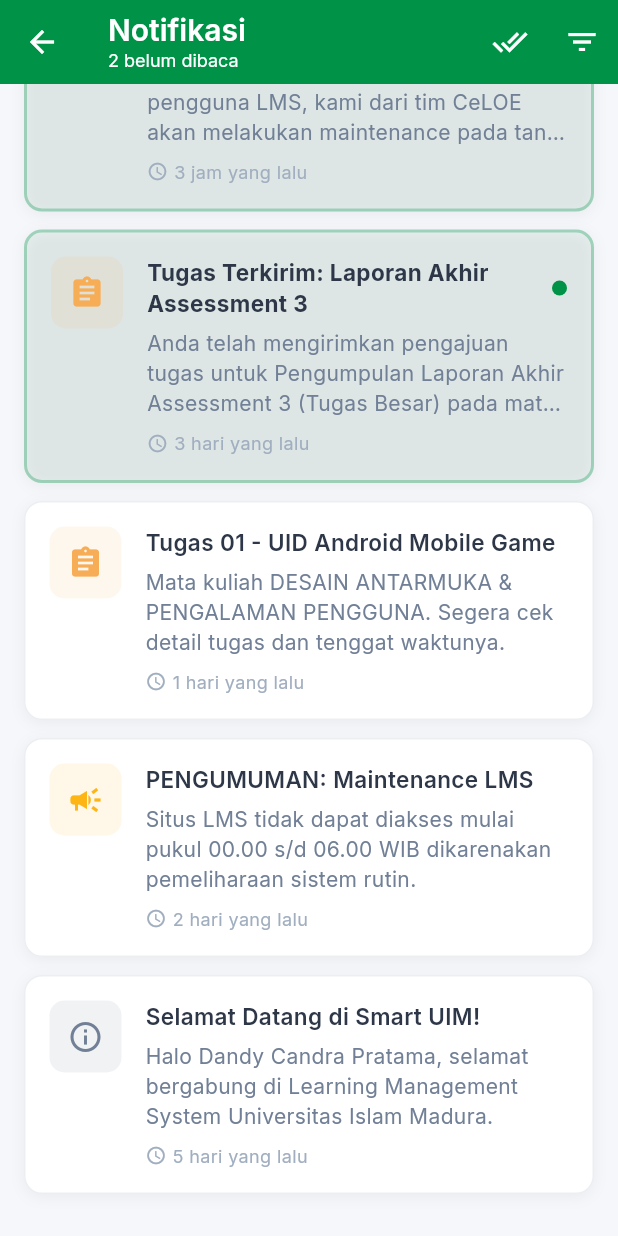
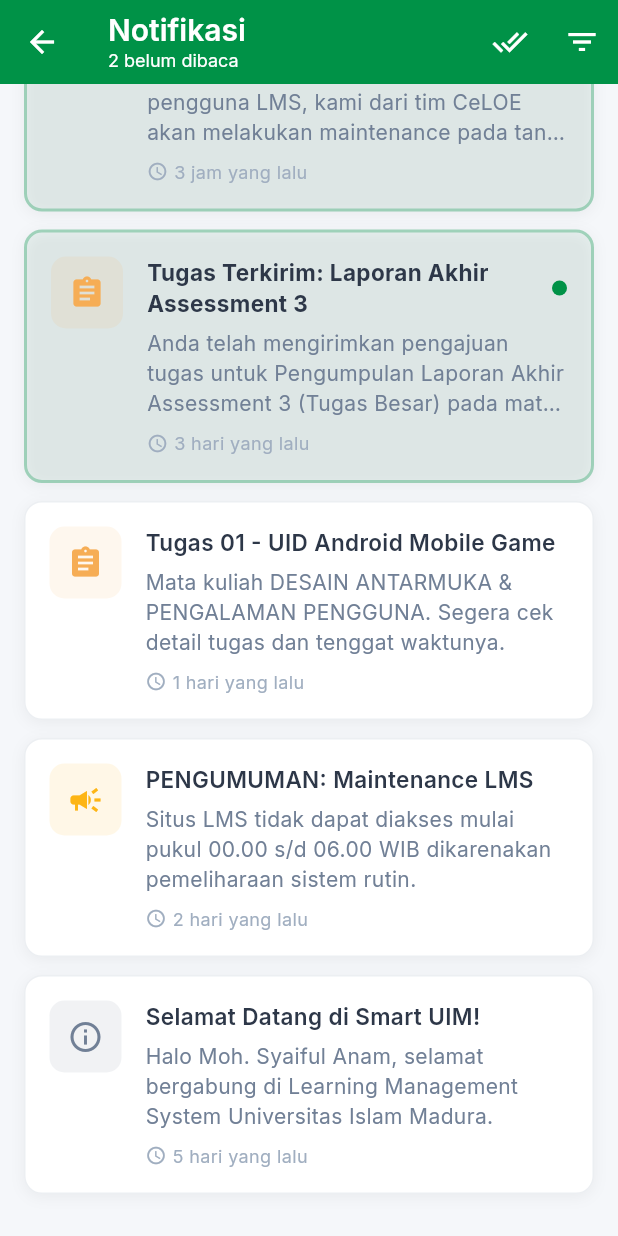
Before and after one commit to siapaajaboleh888/UAS_Smart-UIM, a Flutter app: the NotificationScreen screen opened directly, scrolled down 100 dp, on a phone screen of 412 x 824 dp. Run offline on Flutter 3.47's test engine with Material 3 defaults, Android fonts, the phone set to English and light mode, and no system bars; our stand-ins replace google_fonts, image_picker, shared_preferences; accounts and stored records are empty; network calls fail.

Commit message:
fix: final branding cleanup, removed dandy candra and telkom references

```diff
--- a/lib/constants/app_colors.dart
+++ b/lib/constants/app_colors.dart
@@ -1,8 +1,8 @@
 import 'package:flutter/material.dart';
 
 class AppColors {
-  // Primary Colors - Telkom University Green Theme
-  static const Color primary = Color(0xFF009247); // Telkom Green
+  // Primary Colors - Smart UIM Green Theme
+  static const Color primary = Color(0xFF009247); // UIM Green
   static const Color primaryDark = Color(0xFF006B33);
   static const Color primaryLight = Color(0xFF33A669);
 
--- a/lib/models/notification_item.dart
+++ b/lib/models/notification_item.dart
@@ -72,7 +72,7 @@ class NotificationItem {
       NotificationItem(
         id: '5',
         title: 'Selamat Datang di Smart UIM!',
-        message: 'Halo Dandy Candra Pratama, selamat bergabung di Learning Management System Universitas Islam Madura.',
+        message: 'Halo Moh. Syaiful Anam, selamat bergabung di Learning Management System Universitas Islam Madura.',
         type: 'system',
         timestamp: now.subtract(const Duration(days: 5)),
         isRead: true,
```
